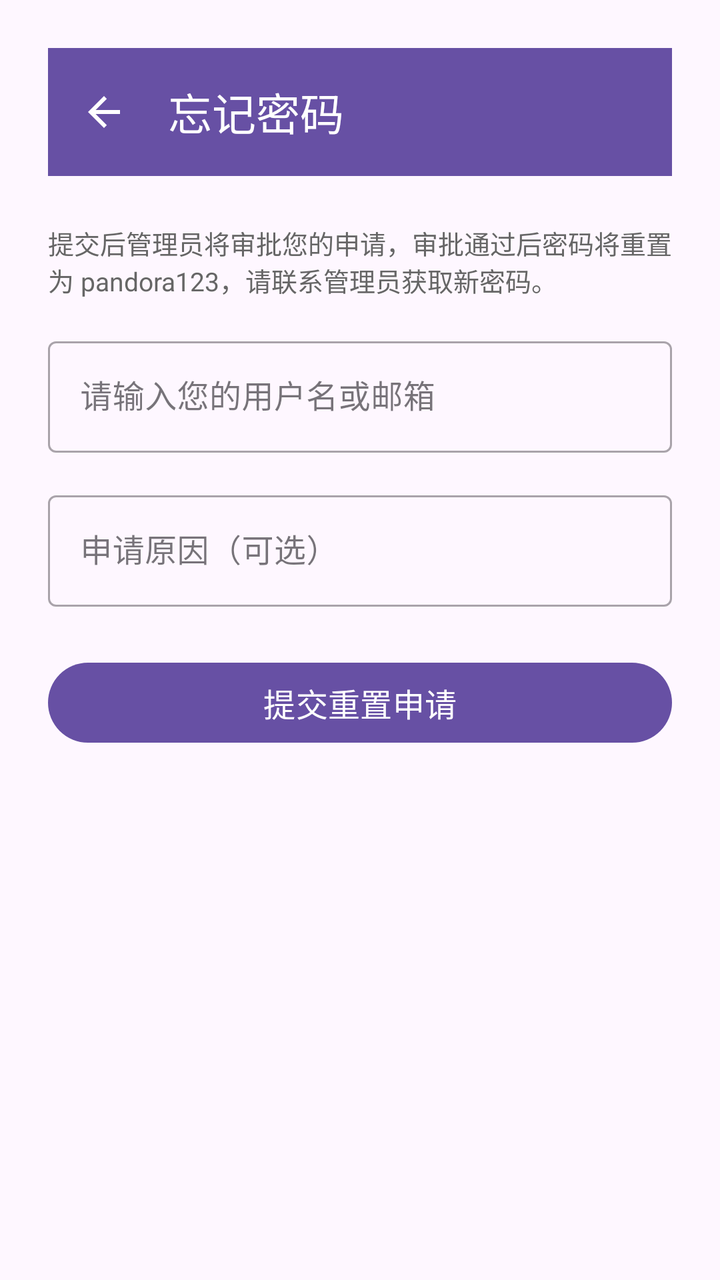
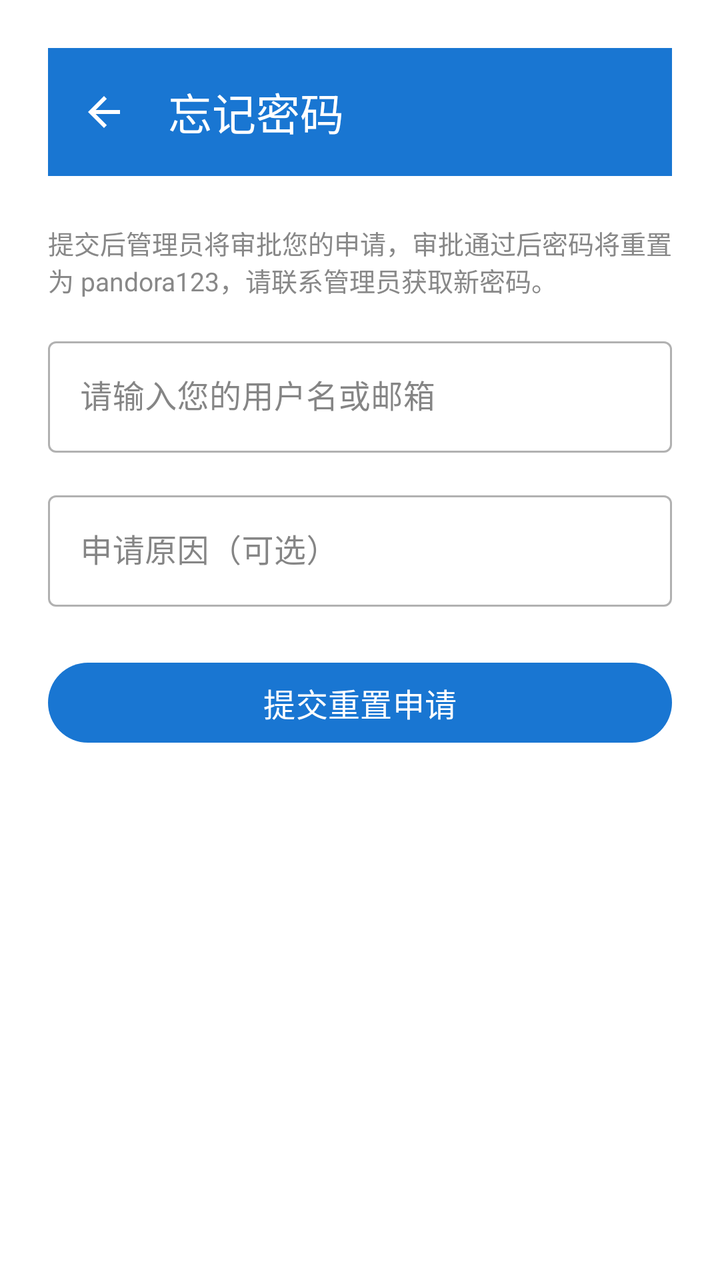

Compare the two renders of this Android layout. The source of the first and the diff that turns it into the second are given below.
<!-- AndroidManifest.xml: application theme Theme.Project_Pandora -->
<!-- res/layout/activity_forgot_password.xml -->
<?xml version="1.0" encoding="utf-8"?>
<LinearLayout xmlns:android="http://schemas.android.com/apk/res/android"
    android:layout_width="match_parent"
    android:layout_height="match_parent"
    android:orientation="vertical"
    android:padding="24dp">

    <com.google.android.material.appbar.MaterialToolbar
        android:id="@+id/toolbar"
        android:layout_width="match_parent"
        android:layout_height="wrap_content"
        android:background="?attr/colorPrimary"
        app:title="@string/forgot_password_title"
        app:titleTextColor="@android:color/white"
        app:navigationIcon="@drawable/ic_back"
        xmlns:app="http://schemas.android.com/apk/res-auto" />

    <TextView
        android:layout_width="match_parent"
        android:layout_height="wrap_content"
        android:layout_marginTop="24dp"
        android:text="提交后管理员将审批您的申请，审批通过后密码将重置为 pandora123，请联系管理员获取新密码。"
        android:textSize="13sp"
        android:textColor="#666666"
        android:layout_marginBottom="16dp" />

    <com.google.android.material.textfield.TextInputLayout
        android:layout_width="match_parent"
        android:layout_height="wrap_content"
        android:layout_marginBottom="16dp"
        style="@style/Widget.MaterialComponents.TextInputLayout.OutlinedBox">

        <com.google.android.material.textfield.TextInputEditText
            android:id="@+id/edit_username"
            android:layout_width="match_parent"
            android:layout_height="wrap_content"
            android:hint="@string/forgot_password_hint"
            android:inputType="text" />
    </com.google.android.material.textfield.TextInputLayout>

    <com.google.android.material.textfield.TextInputLayout
        android:layout_width="match_parent"
        android:layout_height="wrap_content"
        android:layout_marginBottom="24dp"
        style="@style/Widget.MaterialComponents.TextInputLayout.OutlinedBox">

        <com.google.android.material.textfield.TextInputEditText
            android:id="@+id/edit_reason"
            android:layout_width="match_parent"
            android:layout_height="wrap_content"
            android:hint="@string/forgot_password_reason_hint"
            android:inputType="text" />
    </com.google.android.material.textfield.TextInputLayout>

    <com.google.android.material.button.MaterialButton
        android:id="@+id/btn_submit"
        android:layout_width="match_parent"
        android:layout_height="wrap_content"
        android:text="@string/forgot_password_submit"
        android:textSize="16sp" />

    <ProgressBar
        android:id="@+id/progress_bar"
        android:layout_width="wrap_content"
        android:layout_height="wrap_content"
        android:layout_gravity="center"
        android:layout_marginTop="16dp"
        android:visibility="gone" />

</LinearLayout>
<!-- resources referenced by this layout -->
<resources>
  <!-- drawable ic_back (drawable) -->
  <vector xmlns:android="http://schemas.android.com/apk/res/android"
      android:width="24dp"
      android:height="24dp"
      android:viewportWidth="24"
      android:viewportHeight="24"
      android:tint="?attr/colorOnPrimary">
      <path
          android:fillColor="@android:color/white"
          android:pathData="M20,11H7.83l5.59,-5.59L12,4l-8,8 8,8 1.41,-1.41L7.83,13H20v-2z" />
  </vector>
  <string name="forgot_password_hint">请输入您的用户名或邮箱</string>
  <string name="forgot_password_reason_hint">申请原因（可选）</string>
  <string name="forgot_password_submit">提交重置申请</string>
  <string name="forgot_password_title">忘记密码</string>
  <style name="Theme.Project_Pandora" parent="Base.Theme.Project_Pandora" />
  <style name="Base.Theme.Project_Pandora" parent="Theme.Material3.DayNight.NoActionBar">
          
          
      </style>
</resources>

<!-- the commit's change to res/layout/activity_forgot_password.xml (unified diff, before → after) -->
@@ -21,7 +21,7 @@
         android:layout_marginTop="24dp"
         android:text="提交后管理员将审批您的申请，审批通过后密码将重置为 pandora123，请联系管理员获取新密码。"
         android:textSize="13sp"
-        android:textColor="#666666"
+        android:textColor="@color/color_text_secondary"
         android:layout_marginBottom="16dp" />
 
     <com.google.android.material.textfield.TextInputLayout
@@ -35,7 +35,8 @@
             android:layout_width="match_parent"
             android:layout_height="wrap_content"
             android:hint="@string/forgot_password_hint"
-            android:inputType="text" />
+            android:inputType="text"
+            android:textColor="@color/color_text_edit_content" />
     </com.google.android.material.textfield.TextInputLayout>
 
     <com.google.android.material.textfield.TextInputLayout
@@ -49,7 +50,8 @@
             android:layout_width="match_parent"
             android:layout_height="wrap_content"
             android:hint="@string/forgot_password_reason_hint"
-            android:inputType="text" />
+            android:inputType="text"
+            android:textColor="@color/color_text_edit_content" />
     </com.google.android.material.textfield.TextInputLayout>
 
     <com.google.android.material.button.MaterialButton
<!-- resource entries referenced after the edit -->
@@ -1,5 +1,7 @@
 <!-- resources referenced by this layout -->
 <resources>
+  <color name="color_text_edit_content">#FF000000</color>
+  <color name="color_text_secondary">#FF888888</color>
   <!-- drawable ic_back (drawable) -->
   <vector xmlns:android="http://schemas.android.com/apk/res/android"
       android:width="24dp"
@@ -18,7 +20,18 @@
   <style name="Theme.Project_Pandora" parent="Base.Theme.Project_Pandora" />
   <style name="Base.Theme.Project_Pandora" parent="Theme.Material3.DayNight.NoActionBar">
           
-          
+          <item name="colorPrimary">@color/color_calendar_today</item>
+          <item name="colorOnPrimary">@color/white</item>
+          <item name="colorSurface">@color/color_bg_page</item>
+          <item name="colorOnSurface">@color/color_text_primary</item>
+          <item name="colorOnSurfaceVariant">@color/color_text_secondary</item>
+          <item name="android:colorBackground">@color/color_bg_page</item>
+          <item name="android:textColorPrimary">@color/color_text_primary</item>
+          <item name="android:textColorSecondary">@color/color_text_secondary</item>
       </style>
+  <color name="color_calendar_today">#FF1976D2</color>
+  <color name="white">#FFFFFFFF</color>
+  <color name="color_bg_page">#FFFFFFFF</color>
+  <color name="color_text_primary">#FF333333</color>
 </resources>
 
